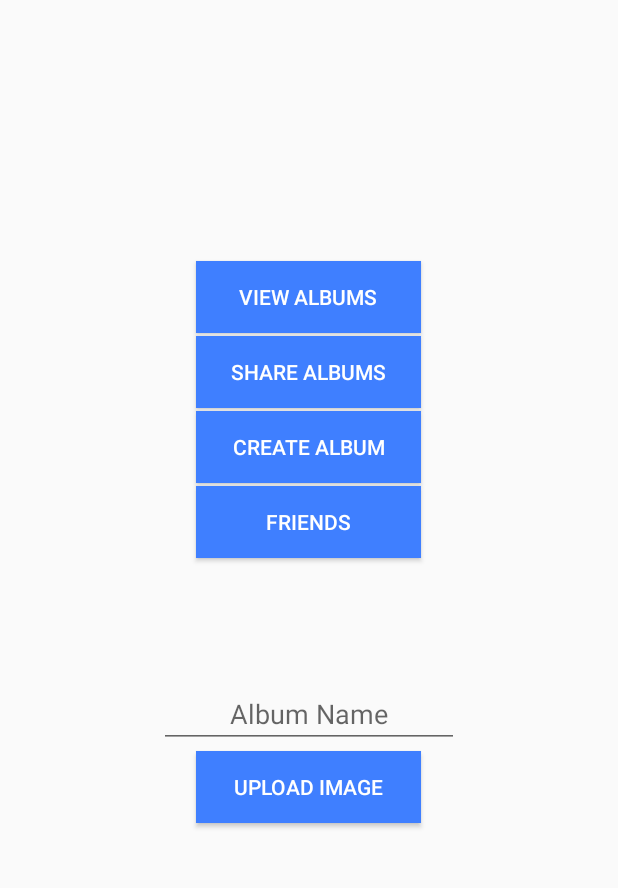
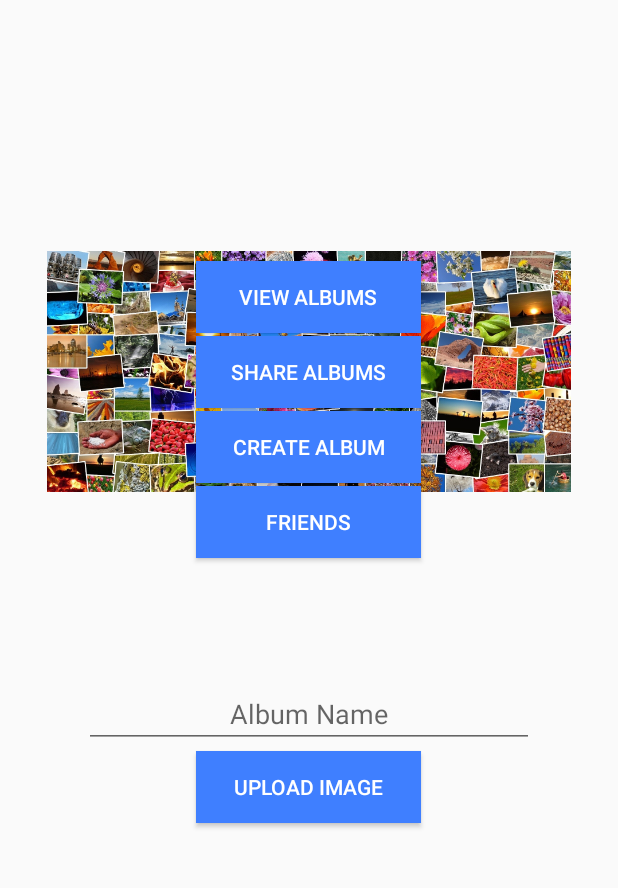
Before and after one commit to Matthancock03/cmpe137_project, an Android app: the fragment CreateAlbumFragment placed in its activity, on a phone screen of 412 x 824 dp, the part 300-1188 px from its top. Run offline under Robolectric (Android 15) with nearby library versions, the phone set to English and light mode, and no system bars; libraries missing offline, so code that uses them is left out: com.firebase.client; 5 statements that could not run were skipped.

Commit message:
added album creation page

```diff
--- a/PicMe/app/src/main/res/layout/fragment_create_album.xml
+++ b/PicMe/app/src/main/res/layout/fragment_create_album.xml
@@ -22,18 +22,21 @@
         android:layout_width="wrap_content"
         android:layout_height="wrap_content"
         android:id="@+id/imageView"
-        android:layout_gravity="center" />
+        android:layout_gravity="center"
+        android:src="@mipmap/albumImage"
+        android:paddingLeft="15dp"
+        android:paddingRight="15dp" />
 
     <Button
         android:layout_width="wrap_content"
         android:layout_height="wrap_content"
         android:text="@string/uploadImage"
-        android:id="@+id/addImage"
+        android:id="@+id/createAlbum"
         android:layout_gravity="center_horizontal|bottom"
         android:width="150dp"
         android:background="#3f7fff"
         android:textColor="#ffffff"
-        android:layout_marginBottom="75dp" />
+        android:layout_marginBottom="75dp"/>
 
     <EditText
         android:layout_width="wrap_content"
@@ -42,7 +45,7 @@
         android:layout_gravity="center_horizontal|bottom"
         android:hint="Album Name"
         android:layout_marginBottom="125dp"
-        android:width="200dp"
+        android:width="300dp"
         android:gravity="center" />
 
     <TextView
```
Also changed, not shown: PicMe/app/src/main/java/com/example/misanthropic/picme/CreateAlbumFragment.java (+11 -4 lines), PicMe/app/src/main/res/mipmap-xxhdpi/albumImage.jpg (added).
